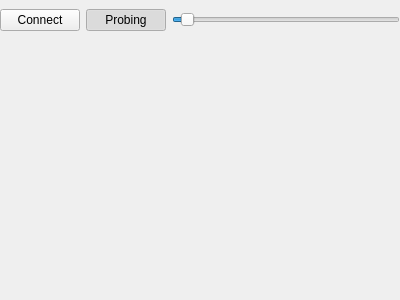
Above: cmainwindow.ui from VioletGiraffe/PrimitiveCameraViewer before the change. Below: the same form after it.
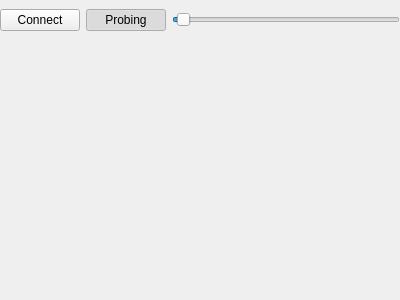
That is the form after the change.

Commit message: Clearing the widget when there's no image

```diff
--- a/cmainwindow.ui
+++ b/cmainwindow.ui
@@ -61,7 +61,7 @@
          <number>255</number>
         </property>
         <property name="value">
-         <number>10</number>
+         <number>5</number>
         </property>
         <property name="orientation">
          <enum>Qt::Horizontal</enum>
```
Left out of the diff: 2 changed lines with no effect on the pictures. The commit also changes 1 other file.
